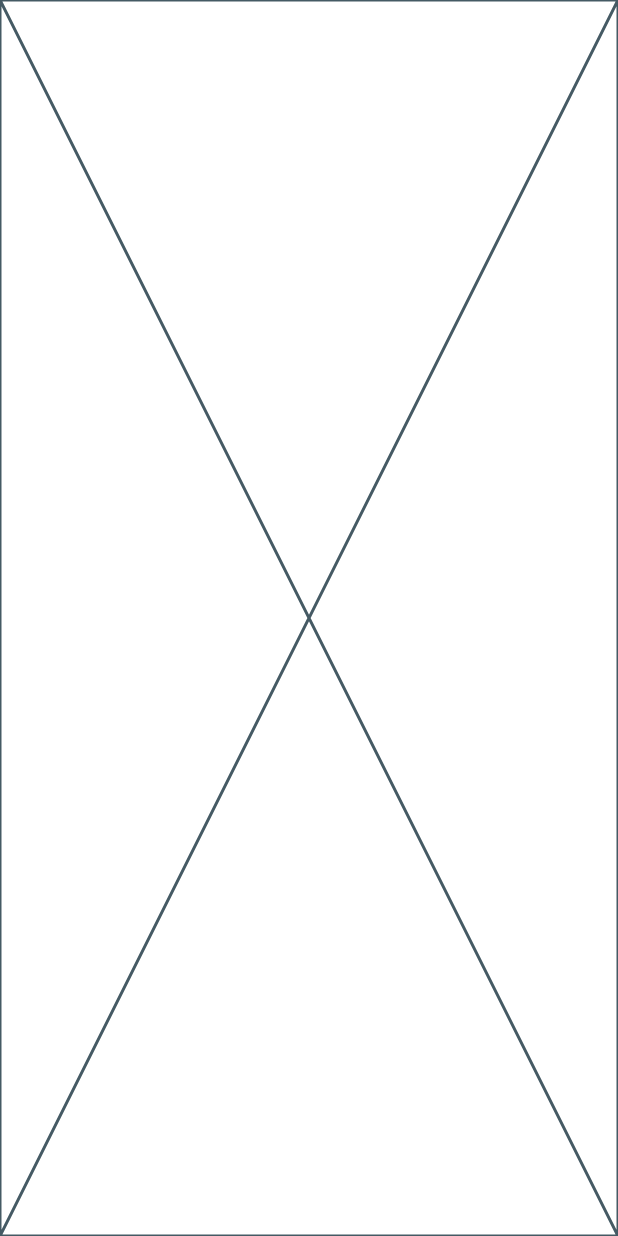
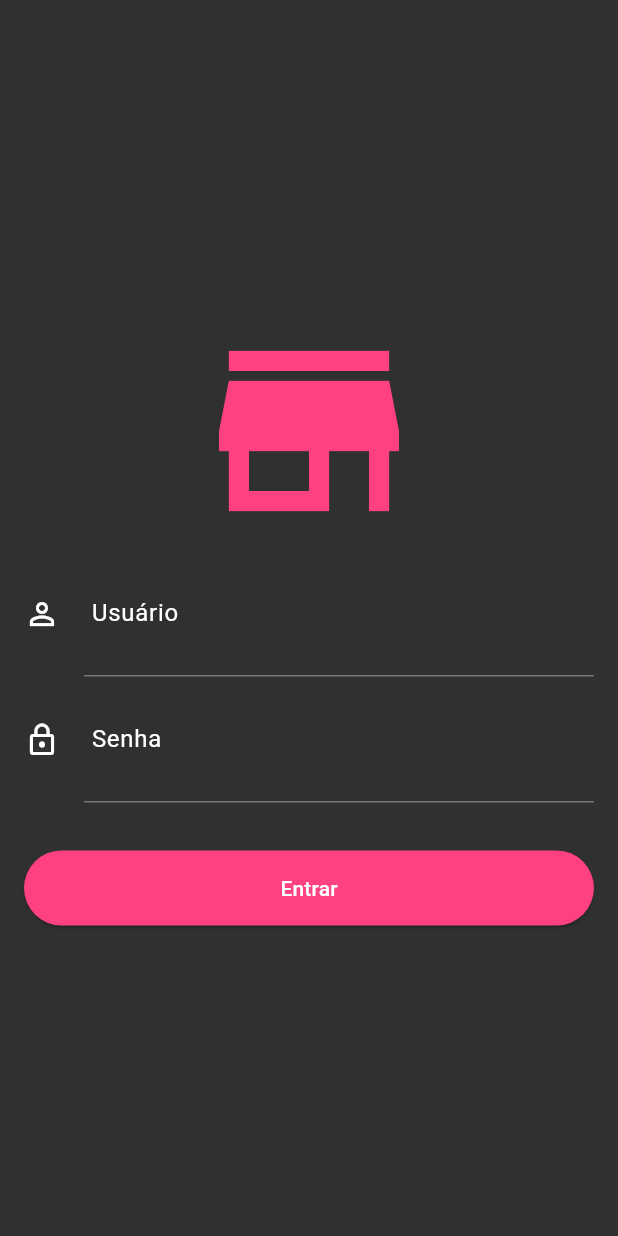
Before and after one commit to iraponan/loja_virtual_gerencia, a Flutter app: the screen it shows after launch, on a phone screen of 412 x 824 dp. Run offline on Flutter 3.47's test engine with Material 3 defaults, Android fonts, the phone set to English and light mode, and no system bars; our stand-ins replace firebase_core; accounts and stored records are empty; generated files the repository leaves out were written again.

Commit message:
Criando a tela de login.

```diff
--- a/lib/main.dart
+++ b/lib/main.dart
@@ -1,15 +1,30 @@
 import 'package:firebase_core/firebase_core.dart';
 import 'package:flutter/material.dart';
 import 'package:loja_virtual_gerencia/config/firebase_options.dart';
-import 'package:loja_virtual_gerencia/pages/home.dart';
+import 'package:loja_virtual_gerencia/pages/login.dart';
 
 Future<void> main() async {
   WidgetsFlutterBinding.ensureInitialized();
   await Firebase.initializeApp(
     options: DefaultFirebaseOptions.currentPlatform,
   );
-  runApp(const MaterialApp(
-    debugShowCheckedModeBanner: false,
-    home: HomePage(),
-  ));
+  runApp(
+    MaterialApp(
+      title: 'Gerência da Loja Virtual',
+      theme: ThemeData(
+        primaryColor: Colors.pinkAccent,
+        iconTheme: const IconThemeData(
+          color: Colors.pinkAccent,
+        ),
+        elevatedButtonTheme: ElevatedButtonThemeData(
+          style: ElevatedButton.styleFrom(
+            backgroundColor: Colors.pinkAccent,
+            foregroundColor: Colors.white,
+          ),
+        ),
+      ),
+      debugShowCheckedModeBanner: false,
+      home: const LoginPage(),
+    ),
+  );
 }
--- a/lib/pages/home.dart
+++ /dev/null
@@ -1,10 +0,0 @@
-import 'package:flutter/material.dart';
-
-class HomePage extends StatelessWidget {
-  const HomePage({super.key});
-
-  @override
-  Widget build(BuildContext context) {
-    return const Placeholder();
-  }
-}
--- /dev/null
+++ b/lib/pages/login.dart
@@ -0,0 +1,54 @@
+import 'package:flutter/material.dart';
+import 'package:loja_virtual_gerencia/widgets/input_field.dart';
+
+class LoginPage extends StatefulWidget {
+  const LoginPage({super.key});
+
+  @override
+  State<LoginPage> createState() => _LoginPageState();
+}
+
+class _LoginPageState extends State<LoginPage> {
+  @override
+  Widget build(BuildContext context) {
+    return Scaffold(
+      backgroundColor: Colors.grey[850],
+      body: Center(
+        child: SingleChildScrollView(
+          child: Container(
+            margin: const EdgeInsets.all(16),
+            child: Column(
+              crossAxisAlignment: CrossAxisAlignment.stretch,
+              children: [
+                const Icon(
+                  Icons.store_mall_directory,
+                  size: 160,
+                ),
+                const InputField(
+                  icon: Icons.person_outline,
+                  hint: 'Usuário',
+                  obscure: false,
+                ),
+                const InputField(
+                  icon: Icons.lock_outline,
+                  hint: 'Senha',
+                  obscure: true,
+                ),
+                const SizedBox(
+                  height: 32,
+                ),
+                SizedBox(
+                  height: 50,
+                  child: ElevatedButton(
+                    onPressed: () {},
+                    child: const Text('Entrar'),
+                  ),
+                )
+              ],
+            ),
+          ),
+        ),
+      ),
+    );
+  }
+}
--- /dev/null
+++ b/lib/widgets/input_field.dart
@@ -0,0 +1,42 @@
+import 'package:flutter/material.dart';
+
+class InputField extends StatelessWidget {
+  const InputField(
+      {super.key,
+      required this.icon,
+      required this.hint,
+      required this.obscure});
+
+  final IconData icon;
+  final String hint;
+  final bool obscure;
+
+  @override
+  Widget build(BuildContext context) {
+    return TextField(
+      decoration: InputDecoration(
+        icon: Icon(
+          icon,
+          color: Colors.white,
+        ),
+        hintText: hint,
+        hintStyle: const TextStyle(color: Colors.white),
+        focusedBorder: const UnderlineInputBorder(
+          borderSide: BorderSide(
+            color: Colors.pinkAccent,
+          ),
+        ),
+        contentPadding: const EdgeInsets.only(
+          left: 5,
+          right: 30,
+          bottom: 30,
+          top: 30,
+        ),
+      ),
+      style: const TextStyle(
+        color: Colors.white,
+      ),
+      obscureText: obscure,
+    );
+  }
+}
```
Also changed, not shown: 1 other file.
